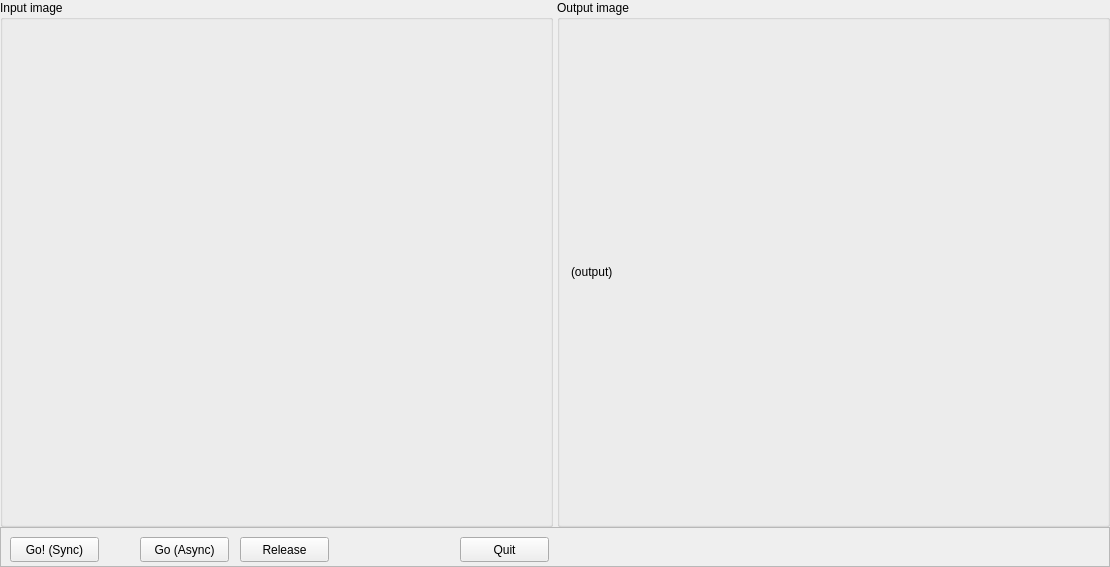
Qt form mainwindow.ui (topic-embedded-products/dyplo-qt-image-demo) before a commit.
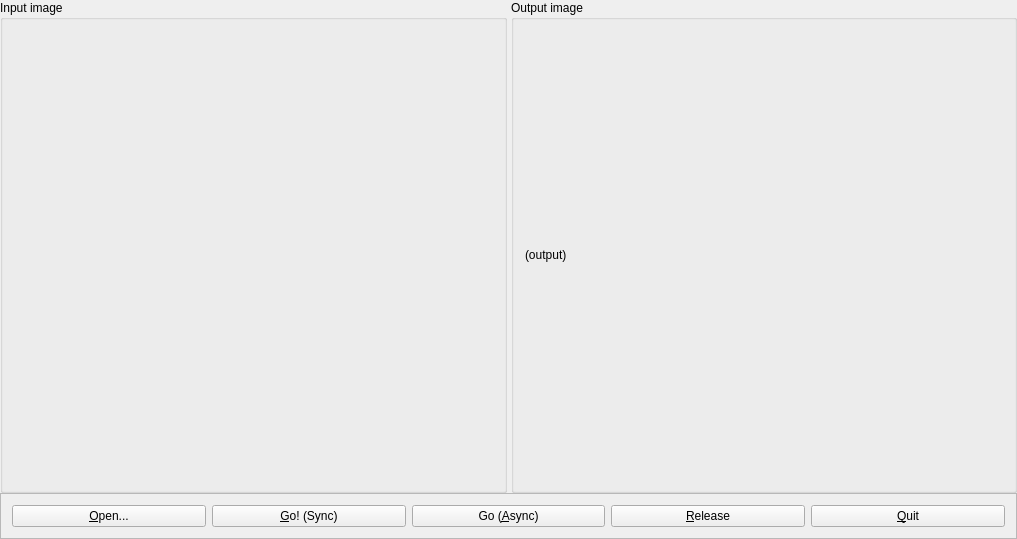
The same form after that commit. Icons and pictures are not drawn.

Commit message:
Implement "open image" file dialog
Allows to open alternative image for processing

```diff
--- a/mainwindow.ui
+++ b/mainwindow.ui
@@ -6,8 +6,8 @@
    <rect>
     <x>0</x>
     <y>0</y>
-    <width>1110</width>
-    <height>567</height>
+    <width>1017</width>
+    <height>539</height>
    </rect>
   </property>
   <property name="windowTitle">
@@ -42,7 +42,7 @@
        <number>0</number>
       </property>
       <item>
-       <layout class="QGridLayout" name="gridLayout">
+       <layout class="QGridLayout" name="gridLayout" columnstretch="1,1" rowminimumheight="0" columnminimumwidth="64,64">
         <property name="spacing">
          <number>4</number>
         </property>
@@ -97,58 +97,43 @@
         <property name="frameShadow">
          <enum>QFrame::Raised</enum>
         </property>
+        <layout class="QHBoxLayout" name="horizontalLayout">
+         <item>
+          <widget class="QPushButton" name="pbOpen">
+           <property name="text">
+            <string>&amp;Open...</string>
+           </property>
+          </widget>
+         </item>
+         <item>
         <widget class="QPushButton" name="pbGo">
-         <property name="geometry">
-          <rect>
-           <x>10</x>
-           <y>10</y>
-           <width>89</width>
-           <height>25</height>
-          </rect>
-         </property>
          <property name="text">
-          <string>Go! (Sync)</string>
-         </property>
-        </widget>
-        <widget class="QPushButton" name="pbQuit">
-         <property name="geometry">
-          <rect>
-           <x>460</x>
-           <y>10</y>
-           <width>89</width>
-           <height>25</height>
-          </rect>
-         </property>
-         <property name="text">
-          <string>Quit</string>
-         </property>
-        </widget>
+            <string>&amp;Go! (Sync)</string>
+           </property>
+          </widget>
+         </item>
+         <item>
         <widget class="QPushButton" name="pbGoAsync">
-         <property name="geometry">
-          <rect>
-           <x>140</x>
-           <y>10</y>
-           <width>89</width>
-           <height>25</height>
-          </rect>
-         </property>
          <property name="text">
-          <string>Go (Async)</string>
-         </property>
-        </widget>
+            <string>Go (&amp;Async)</string>
+           </property>
+          </widget>
+         </item>
+         <item>
         <widget class="QPushButton" name="pbRelease">
-         <property name="geometry">
-          <rect>
-           <x>240</x>
-           <y>10</y>
-           <width>89</width>
-           <height>25</height>
-          </rect>
-         </property>
+           <property name="text">
+            <string>&amp;Release</string>
+           </property>
+          </widget>
+         </item>
+         <item>
+          <widget class="QPushButton" name="pbQuit">
          <property name="text">
-          <string>Release</string>
-         </property>
-        </widget>
+            <string>&amp;Quit</string>
+           </property>
+          </widget>
+         </item>
+        </layout>
        </widget>
       </item>
      </layout>
```
Lines whose indentation alone changed are shown as unchanged. The commit also changes 2 other files.
